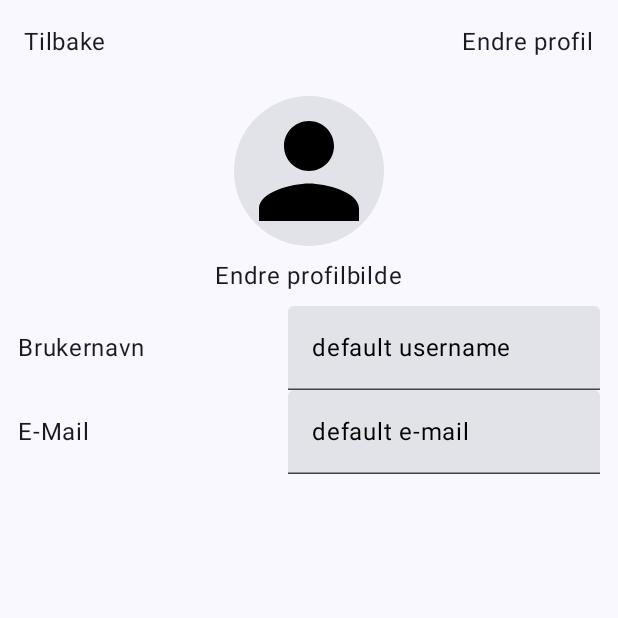
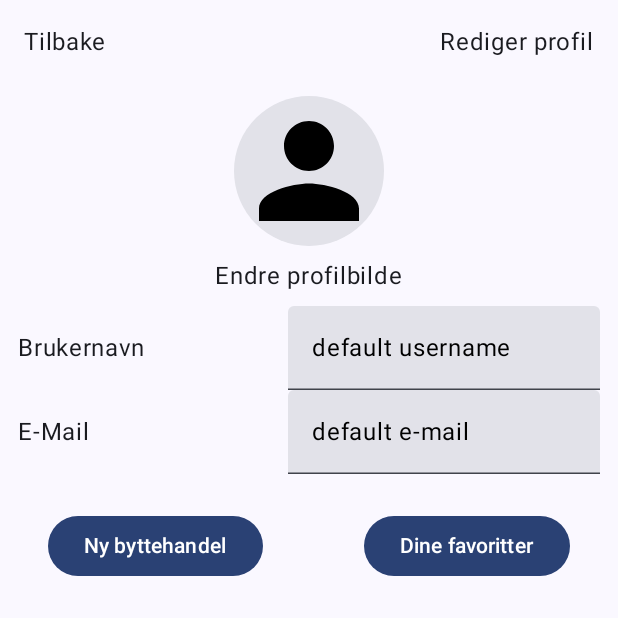
Before and after one commit to Donnerinoern/Bytta, an Android app built with Jetpack Compose: the screen it shows after launch (ProfileActivity), on a phone screen of 412 x 824 dp, the top half of it. Run offline under Robolectric (Android 15) with nearby library versions, the phone set to English and light mode, and no system bars.

Commit message:
Profil side :3

```diff
--- a/app/src/main/java/prj/edu/bytta/ProfileActivity.kt
+++ b/app/src/main/java/prj/edu/bytta/ProfileActivity.kt
@@ -78,7 +78,7 @@ fun ProfileScreen(){
             Text(text = "Tilbake",
                  modifier = Modifier.clickable {  })
             Text(
-                text = "Endre profil",
+                text = "Rediger profil",
                 modifier = Modifier.clickable { notification.value = "Profil oppdatert" })
         }
 
@@ -87,6 +87,7 @@ fun ProfileScreen(){
         Row(modifier = Modifier
             .fillMaxWidth()
             .padding(start = 4.dp, end = 4.dp),
+
             verticalAlignment = Alignment.CenterVertically
         ) {
             Text(text = "Brukernavn", modifier = Modifier.width(180.dp) )
@@ -110,17 +111,14 @@ fun ProfileScreen(){
                 )  )
         }
 
+            hola()
+
 
 
 
         val imageUri = rememberSaveable  { mutableStateOf("")}
 
     }
-
-
-
-
-
 
 }
 
@@ -152,6 +150,7 @@ fun ProfileImage(){
 
        Card(
            shape = CircleShape,
+
            modifier = Modifier
                .padding(8.dp)
                .size(100.dp)
@@ -169,6 +168,39 @@ fun ProfileImage(){
     }
 }
 
+@Composable
+fun hola() {
+
+    Column( modifier = Modifier
+
+        .padding(16.dp)
+        .fillMaxWidth()
+    ) {
+
+        Row(
+            modifier = Modifier
+                .fillMaxWidth()
+                .padding(8.dp),
+            horizontalArrangement = Arrangement.SpaceBetween
+        ) {
+            Button(onClick = { /*TODO*/ }
+
+            ) {
+                Text(text = "Ny byttehandel")
+
+            }
+
+            Button(onClick = { /*TODO*/ }
+
+            ) {
+                Text(text = "Dine favoritter")
+
+            }
+
+        }
+
+    }
+}
 
 @Preview(showBackground = true)
 @Composable
```
